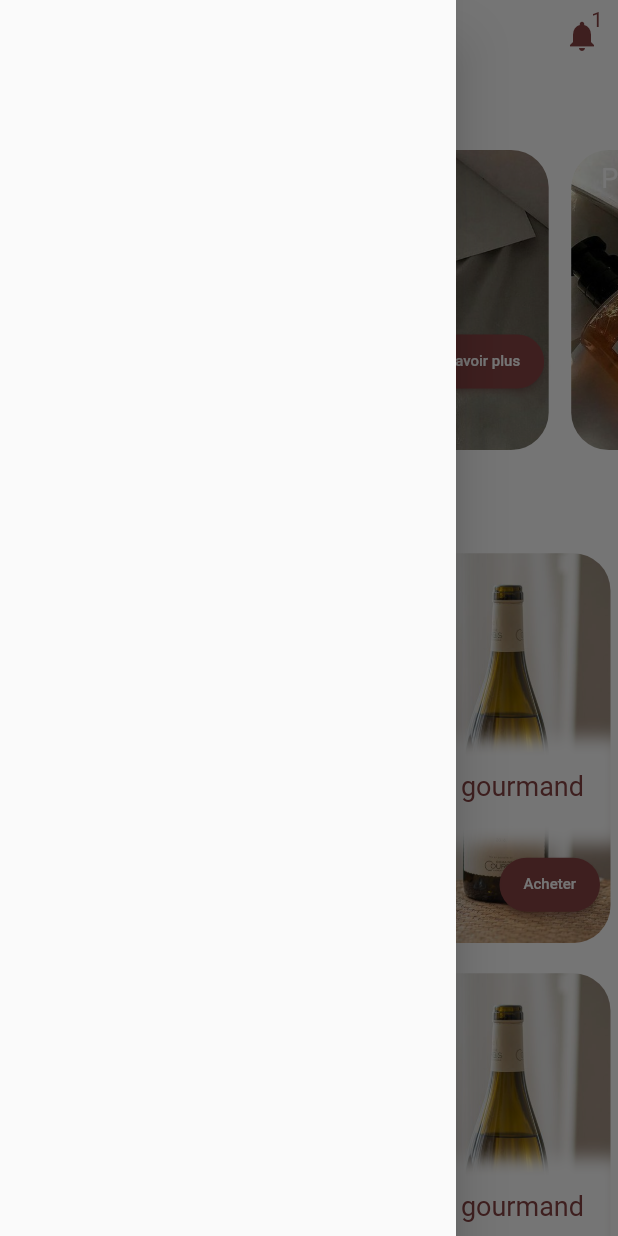
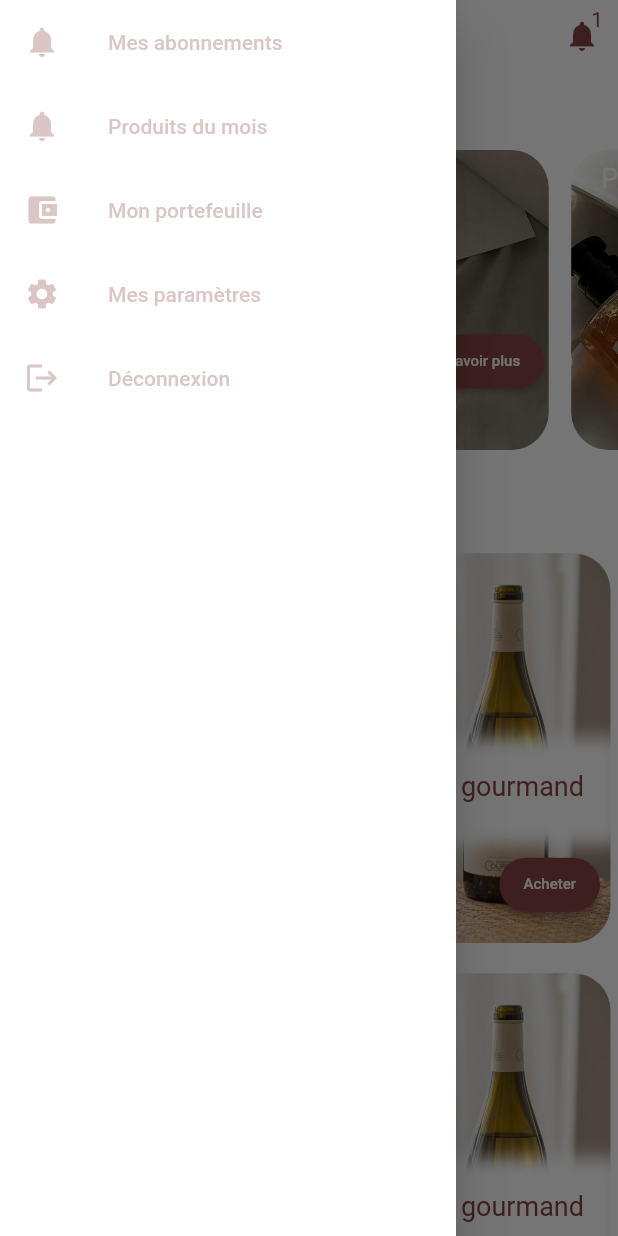
Before and after one commit to nickAP02/am_box, a Flutter app: the Home screen opened directly, with the side drawer open, on a phone screen of 412 x 824 dp. Run offline on Flutter 3.47's test engine with Material 2 defaults, Android fonts, the phone set to English and light mode, and no system bars; drawn by our look-alikes of carousel_slider, smooth_page_indicator.

Commit message:
implementation du drawer et des paramètres

```diff
--- /dev/null
+++ b/lib/screens/components/custom_drawer.dart
@@ -0,0 +1,87 @@
+import 'package:am_box/utils/colors.dart';
+import 'package:am_box/utils/constant.dart';
+import 'package:flutter/material.dart';
+import 'package:flutter/src/foundation/key.dart';
+import 'package:flutter/src/widgets/framework.dart';
+
+class CustomDrawer extends StatefulWidget {
+  @override
+  State<CustomDrawer> createState() => _CustomDrawerState();
+}
+
+class _CustomDrawerState extends State<CustomDrawer> {
+  @override
+  Widget build(BuildContext context) {
+    return Scaffold(
+      backgroundColor: Colors.white,
+      body: SingleChildScrollView(
+        child: Column(
+            crossAxisAlignment: CrossAxisAlignment.start,
+            children: [
+
+                ListTile(
+                  title: Text(
+                    "Mes abonnements",
+                    style: TextStyle(
+                        color: Color.fromRGBO(191, 153,153, 1).withOpacity(0.57)
+                    ),
+                  ),
+                  leading: Icon(
+                      Icons.notifications,
+                      color: Color.fromRGBO(191, 153,153, 1).withOpacity(0.57)
+                  ),
+                ),
+              ListTile(
+                title: Text(
+                  "Produits du mois",
+                  style: TextStyle(
+                      color: Color.fromRGBO(191, 153,153, 1).withOpacity(0.57)
+                  ),
+                ),
+                leading: Icon(
+                    Icons.notifications,
+                    color: Color.fromRGBO(191, 153,153, 1).withOpacity(0.57)
+                ),
+              ),
+              ListTile(
+                title: Text(
+                  "Mon portefeuille",
+                  style: TextStyle(
+                      color: Color.fromRGBO(191, 153,153, 1).withOpacity(0.57)
+                  ),
+                ),
+                leading: Icon(
+                    Icons.account_balance_wallet,
+                    color: Color.fromRGBO(191, 153,153, 1).withOpacity(0.57)
+                ),
+              ),
+              ListTile(
+                title: Text(
+                  "Mes paramètres",
+                  style: TextStyle(
+                      color: Color.fromRGBO(191, 153,153, 1).withOpacity(0.57)
+                  ),
+                ),
+                leading: Icon(
+                    Icons.settings,
+                    color: Color.fromRGBO(191, 153,153, 1).withOpacity(0.57)
+                ),
+              ),
+              ListTile(
+                title: Text(
+                  "Déconnexion",
+                  style: TextStyle(
+                      color: Color.fromRGBO(191, 153,153, 1).withOpacity(0.57)
+                  ),
+                ),
+                leading: Icon(
+                    Icons.logout,
+                    color: Color.fromRGBO(191, 153,153, 1).withOpacity(0.57)
+                ),
+              )
+            ],
+        ),
+      )
+    );
+  }
+}
--- a/lib/screens/home/home.dart
+++ b/lib/screens/home/home.dart
@@ -1,5 +1,6 @@
 import 'package:am_box/screens/box_display.dart';
 import 'package:am_box/screens/box_types.dart';
+import 'package:am_box/screens/components/custom_drawer.dart';
 import 'package:am_box/screens/home/box_category.dart';
 import 'package:am_box/screens/home/desc_categorie.dart';
 import 'package:am_box/utils/colors.dart';
@@ -32,7 +33,9 @@ class _HomeState extends State<Home> {
     return Scaffold(
       backgroundColor: Colors.white,
       // drawerScrimColor: primaryColor,
-      drawer: Drawer(),
+      drawer: Drawer(
+        child: CustomDrawer(),
+      ),
       appBar: AppBar(
         actions: [
           Stack(
```
Also changed, not shown: lib/screens/components/params.dart (added, +126 -0 lines).
